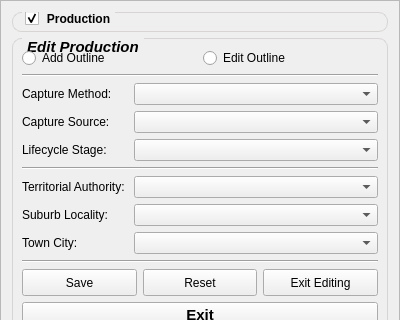
This is buildings/gui/production_edits.ui in linz/nz-buildings as Qt 5 draws it before an edit; both pictures show x 0 to 400 and y 0 to 320 of the 400 by 1010 pixel window. The edited form follows.
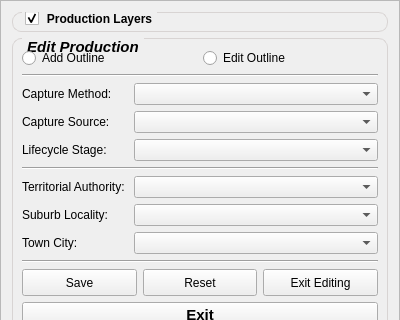
This is the edited form.

```diff
--- a/buildings/gui/production_edits.ui
+++ b/buildings/gui/production_edits.ui
@@ -54,7 +54,7 @@
 }</string>
      </property>
      <property name="title">
-      <string>Production</string>
+      <string>Production Layers</string>
      </property>
      <property name="checkable">
       <bool>true</bool>
```
